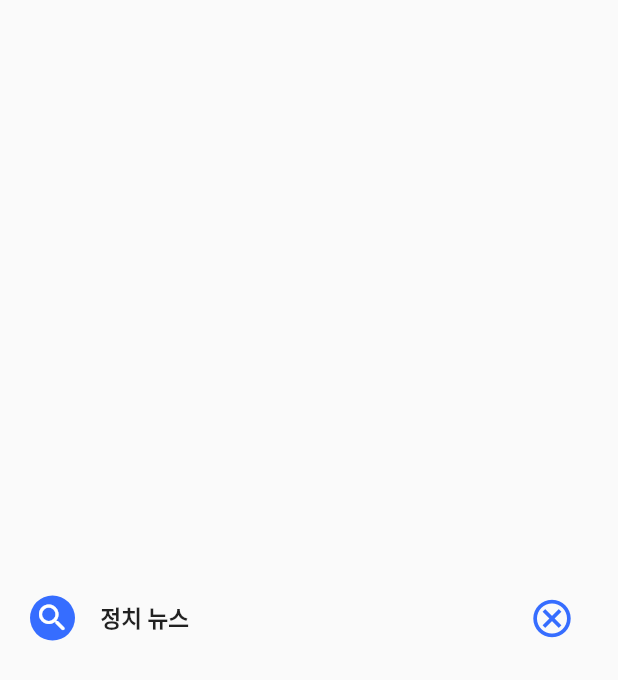
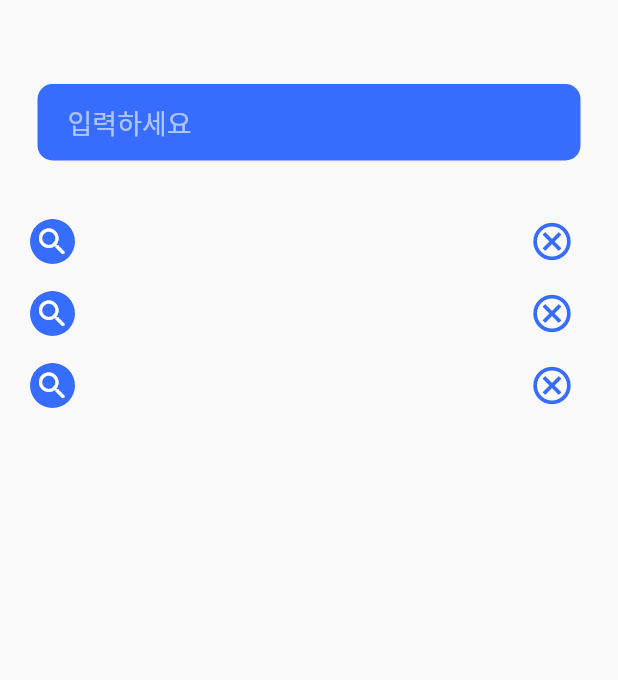
Before and after one commit to iloveuhyeon/NewsMine-IOS, a Flutter app: the screen it shows after launch, after a tap on the "search" icon, on a phone screen of 412 x 824 dp. Shown: the top 680 px of the screen. Run offline on Flutter 3.47's test engine with Material 3 defaults, Android fonts, the phone set to English and light mode, and no system bars; our stand-ins replace animated_splash_screen.

Commit message:
add textfield

```diff
--- a/lib/component/news_list.dart
+++ b/lib/component/news_list.dart
@@ -60,7 +60,9 @@ class NewsList extends StatelessWidget {
                 Text(
                   "2023.12.21. 오전 9:30",
                   style: TextStyle(
-                      color: Colors.black.withOpacity(0.5), fontSize: 12),
+                    color: Colors.black.withOpacity(0.5),
+                    fontSize: 12,
+                  ),
                 )
               ],
             ),
--- /dev/null
+++ b/lib/component/search_recode.dart
@@ -0,0 +1,63 @@
+import 'package:flutter/material.dart';
+
+class SearchRecode extends StatelessWidget {
+  late String searchText;
+  SearchRecode({
+    required this.searchText,
+    super.key,
+  });
+
+  @override
+  Widget build(BuildContext context) {
+    return Padding(
+      padding: const EdgeInsets.symmetric(
+        horizontal: 20.0,
+      ),
+      child: Row(
+        mainAxisAlignment: MainAxisAlignment.spaceBetween,
+        children: [
+          GestureDetector(
+            onTap: () {
+              print(searchText);
+            },
+            child: Row(
+              children: [
+                Container(
+                  decoration: const BoxDecoration(
+                    shape: BoxShape.circle,
+                    color: Color(0xff366dff),
+                  ),
+                  height: 30,
+                  width: 30,
+                  child: const Icon(
+                    Icons.search_rounded,
+                    color: Colors.white,
+                  ),
+                ),
+                const SizedBox(
+                  width: 17,
+                ),
+                Text(
+                  searchText,
+                  style: const TextStyle(
+                    fontWeight: FontWeight.w600,
+                    fontSize: 15,
+                  ),
+                ),
+              ],
+            ),
+          ),
+          IconButton(
+            icon: const Icon(Icons.cancel_outlined),
+            color: const Color(0xff366dff),
+            iconSize: 30,
+            splashRadius: 20,
+            onPressed: () {
+              print("delete");
+            },
+          )
+        ],
+      ),
+    );
+  }
+}
--- a/lib/screen/main_page/appbar_screen.dart
+++ b/lib/screen/main_page/appbar_screen.dart
@@ -12,17 +12,9 @@ AppBar appbar(BuildContext context) {
     centerTitle: true,
     elevation: 0,
     backgroundColor: Colors.white,
-    title: GestureDetector(
-      onTap: () => Navigator.push(
-        context,
-        MaterialPageRoute(
-          builder: (context) => const SplashScreen(),
-        ),
-      ),
-      child: Image.asset(
-        'asset/logo.jpg',
-        height: mediaHeight(context, 0.05),
-      ),
+    title: Image.asset(
+      'asset/logo.jpg',
+      height: mediaHeight(context, 0.05),
     ),
     actions: [
       Padding(
--- a/lib/screen/search_page/search_screen.dart
+++ b/lib/screen/search_page/search_screen.dart
@@ -1,4 +1,5 @@
 import 'package:flutter/material.dart';
+import 'package:picnic_news_my/component/search_recode.dart';
 
 class SearchScreen extends StatefulWidget {
   const SearchScreen({Key? key}) : super(key: key);
@@ -8,59 +9,75 @@ class SearchScreen extends StatefulWidget {
 }
 
 class _SearchScreenState extends State<SearchScreen> {
+  late TextEditingController _controller;
+  String textContent = "";
+
+  @override
+  void initState() {
+    super.initState();
+    _controller = TextEditingController();
+  }
+
+  @override
+  void dispose() {
+    _controller.dispose();
+    super.dispose();
+  }
+
   @override
   Widget build(BuildContext context) {
     return Scaffold(
       body: Column(
-        mainAxisAlignment: MainAxisAlignment.center,
         children: [
+          const SizedBox(
+            height: 56,
+          ),
           Padding(
+            padding: const EdgeInsets.symmetric(horizontal: 25.0),
+            child: Container(
+              alignment: Alignment.center,
+              decoration: const BoxDecoration(
+                color: Color(0xff366dff),
+                borderRadius: BorderRadius.all(
+                  Radius.circular(10),
+                ),
+              ),
+              child: Padding(
                 padding: const EdgeInsets.symmetric(horizontal: 20.0),
-            child: Row(
-              mainAxisAlignment: MainAxisAlignment.spaceBetween,
-              children: [
-                GestureDetector(
-                  onTap: () {
-                    print("정치 뉴스");
+                child: TextField(
+                  cursorColor: Colors.white,
+                  controller: _controller,
+                  onChanged: (value) {
+                    setState(() {
+                      textContent = _controller.text;
+                    });
                   },
-                  child: Row(
-                    children: [
-                      Container(
-                        decoration: const BoxDecoration(
-                          shape: BoxShape.circle,
-                          color: Color(0xff366dff),
+                  decoration: InputDecoration(
+                    border: InputBorder.none,
+                    hintText: "입력하세요",
+                    hintStyle: TextStyle(
+                      color: Colors.white.withOpacity(0.6),
                     ),
-                        height: 30,
-                        width: 30,
-                        child: const Icon(
-                          Icons.search_rounded,
+                  ),
+                  style: const TextStyle(
                     color: Colors.white,
+                    fontSize: 18,
+                  ),
+                ),
+              ),
             ),
           ),
           const SizedBox(
-                        width: 17,
+            height: 30,
           ),
-                      const Text(
-                        "정치 뉴스",
-                        style: TextStyle(
-                          fontWeight: FontWeight.w600,
-                          fontSize: 15,
+          SearchRecode(
+            searchText: textContent,
           ),
+          SearchRecode(
+            searchText: textContent,
           ),
-                    ],
-                  ),
-                ),
-                IconButton(
-                  icon: const Icon(Icons.cancel_outlined),
-                  color: const Color(0xff366dff),
-                  iconSize: 30,
-                  splashRadius: 20,
-                  onPressed: () {
-                    print("delete");
-                  },
-                )
-              ],
-            ),
+          SearchRecode(
+            searchText: textContent,
           )
         ],
       ),
```
Also changed, not shown: pubspec.lock, 4 other files. Lines whose indentation alone changed are shown as unchanged.
